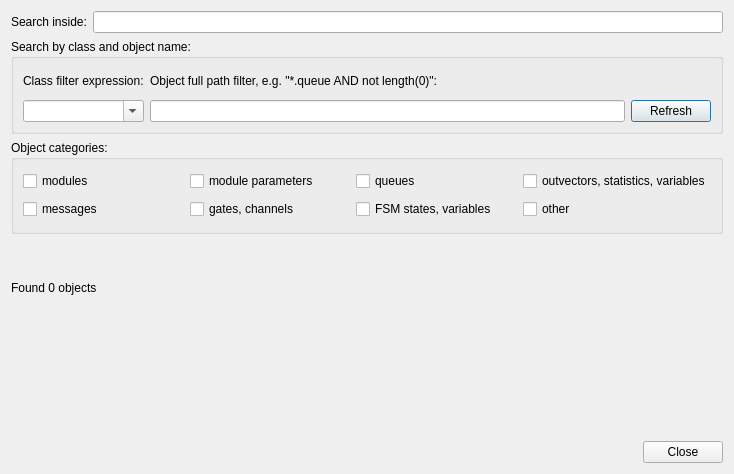
The window that src/qtenv/filteredobjectlistdialog.ui (omnetpp/omnetpp) describes before a commit, drawn with Qt 5.
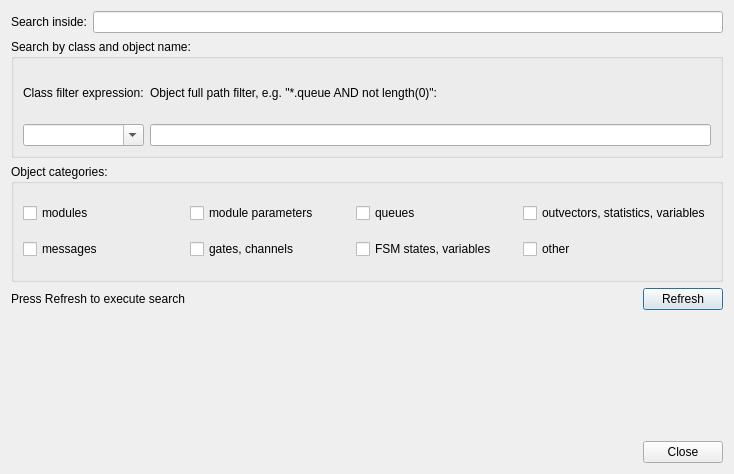
The same window after the commit. Icons and pictures are not drawn.

Commit message:
qtenv: FindObjectsDialog: Persistent sorting, pref handling cleanup, some UI tweaks.
Refresh button moved closer to the list. The label next to it
says 'Please push Refresh to execute search' initially.

Patch:
```diff
--- a/src/qtenv/filteredobjectlistdialog.ui
+++ b/src/qtenv/filteredobjectlistdialog.ui
@@ -122,22 +122,6 @@
         </property>
        </widget>
       </item>
-      <item row="1" column="2">
-       <widget class="QPushButton" name="refresh">
-        <property name="enabled">
-         <bool>true</bool>
-        </property>
-        <property name="text">
-         <string>Refresh</string>
-        </property>
-        <property name="autoDefault">
-         <bool>true</bool>
-        </property>
-        <property name="default">
-         <bool>true</bool>
-        </property>
-       </widget>
-      </item>
      </layout>
     </widget>
    </item>
@@ -207,11 +191,37 @@
     </widget>
    </item>
    <item>
-    <widget class="QLabel" name="label">
-     <property name="text">
-      <string>Found 0 objects</string>
-     </property>
-    </widget>
+    <layout class="QHBoxLayout" name="horizontalLayout_2">
+     <item>
+      <widget class="QLabel" name="label">
+       <property name="sizePolicy">
+        <sizepolicy hsizetype="Preferred" vsizetype="Preferred">
+         <horstretch>1</horstretch>
+         <verstretch>0</verstretch>
+        </sizepolicy>
+       </property>
+       <property name="text">
+        <string>Press Refresh to execute search</string>
+       </property>
+      </widget>
+     </item>
+     <item>
+      <widget class="QPushButton" name="refresh">
+       <property name="enabled">
+        <bool>true</bool>
+       </property>
+       <property name="text">
+        <string>Refresh</string>
+       </property>
+       <property name="autoDefault">
+        <bool>true</bool>
+       </property>
+       <property name="default">
+        <bool>true</bool>
+       </property>
+      </widget>
+     </item>
+    </layout>
    </item>
    <item>
     <widget class="QWidget" name="inspectorListView" native="true"/>
```
The commit also changes 4 other files.
